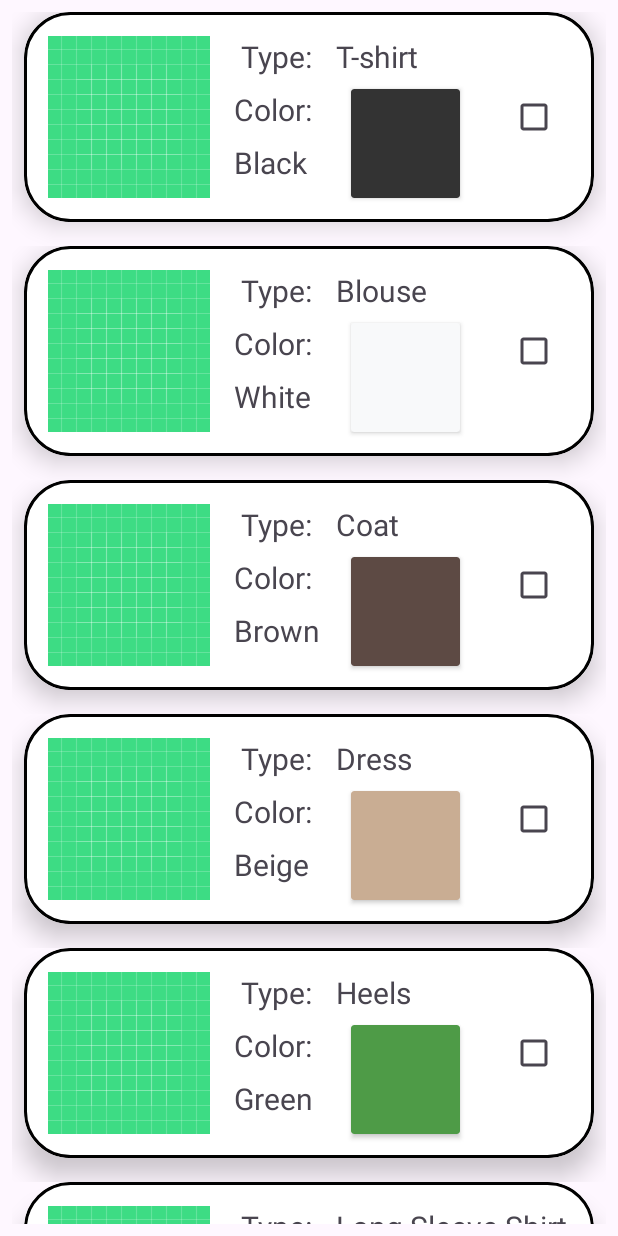
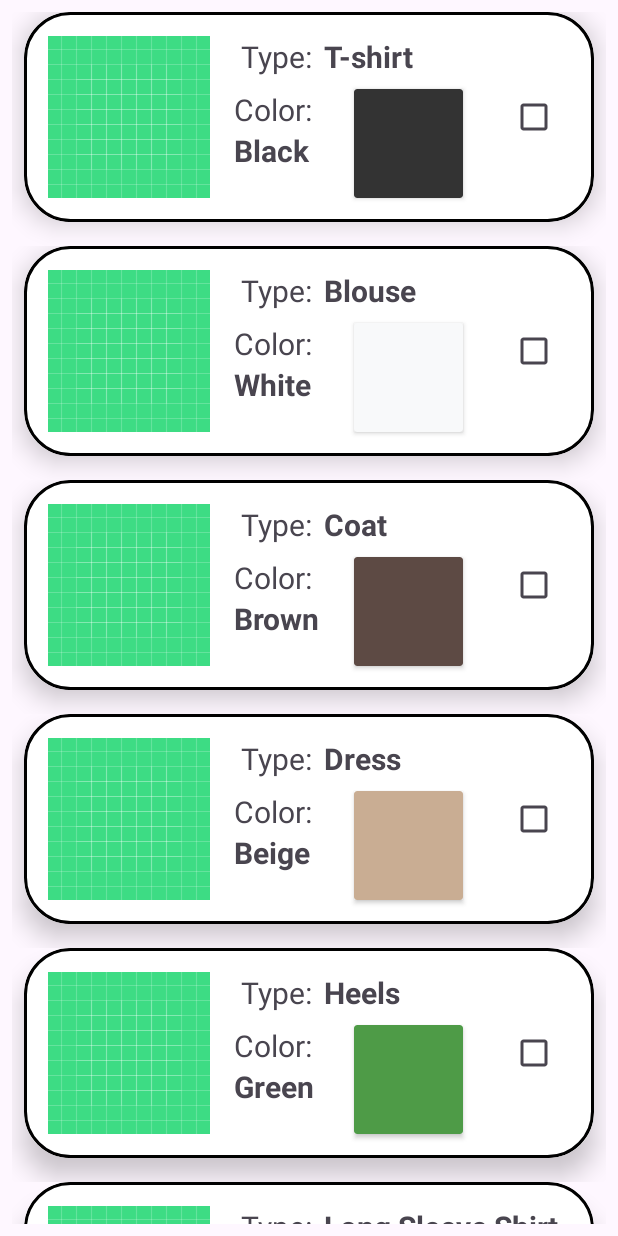
Before and after one commit to GH-Henry/MyApplication, an Android app: the ClosetActivity screen opened directly, with no data from a screen before it, on a phone screen of 412 x 824 dp. Run offline under Robolectric (Android 15) with nearby library versions, the phone set to English and light mode, and no system bars.

Commit message:
Minor tweaks to row_item_closet

```diff
--- a/app/src/main/res/layout/row_item_closet.xml
+++ b/app/src/main/res/layout/row_item_closet.xml
@@ -41,9 +41,10 @@
                 android:id="@+id/type_text"
                 android:layout_width="0dp"
                 android:layout_height="wrap_content"
-                android:layout_marginStart="16dp"
+                android:layout_marginStart="8dp"
                 android:layout_marginEnd="16dp"
                 android:textSize="20sp"
+                android:textStyle="bold"
                 app:layout_constraintEnd_toEndOf="parent"
                 app:layout_constraintStart_toEndOf="@+id/color_label"
                 app:layout_constraintTop_toTopOf="@+id/type_label" />
@@ -52,10 +53,9 @@
                 android:id="@+id/type_label"
                 android:layout_width="wrap_content"
                 android:layout_height="wrap_content"
-                android:layout_marginEnd="16dp"
                 android:text="@string/activity_closet_type_label_text"
                 android:textSize="20sp"
-                app:layout_constraintEnd_toStartOf="@+id/type_text"
+                app:layout_constraintEnd_toEndOf="@+id/color_label"
                 app:layout_constraintTop_toTopOf="@+id/type_image" />
 
             <TextView
@@ -73,9 +73,9 @@
                 android:id="@+id/color_text"
                 android:layout_width="0dp"
                 android:layout_height="wrap_content"
-                android:layout_marginTop="8dp"
                 android:layout_marginEnd="8dp"
                 android:textSize="20sp"
+                android:textStyle="bold"
                 app:layout_constraintEnd_toStartOf="@+id/color_preview"
                 app:layout_constraintStart_toStartOf="@+id/color_label"
                 app:layout_constraintTop_toBottomOf="@+id/color_label" />
@@ -90,6 +90,7 @@
                 app:layout_constraintBottom_toBottomOf="@+id/type_image"
                 app:layout_constraintDimensionRatio='w,1:1'
                 app:layout_constraintEnd_toStartOf="@+id/check_box"
+                app:layout_constraintHorizontal_bias="0.55"
                 app:layout_constraintStart_toEndOf="@+id/color_label"
                 app:layout_constraintTop_toBottomOf="@+id/type_text"
                 app:layout_constraintVertical_bias="1.0" />
```
